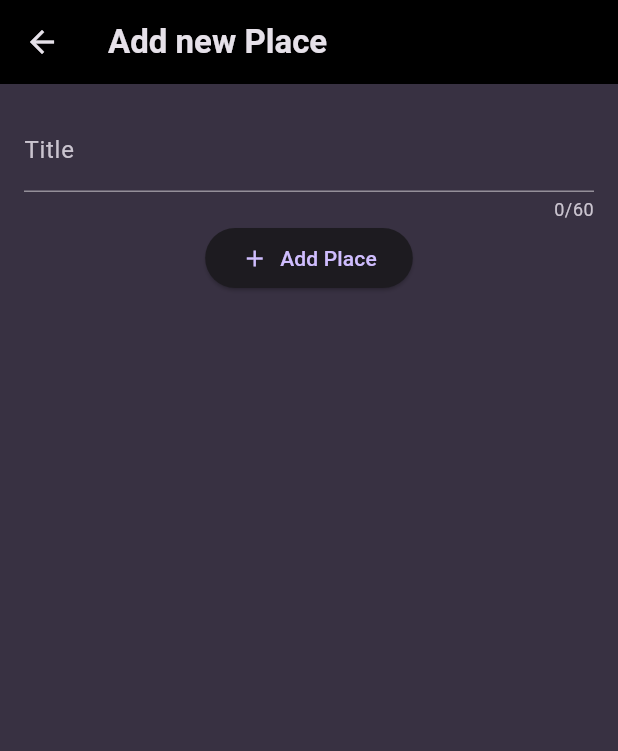
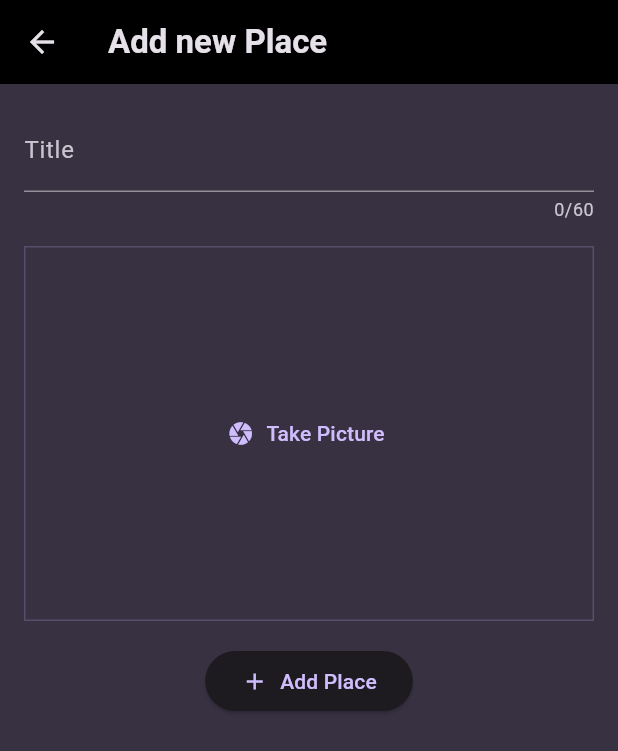
Before and after one commit to jan-neumann/favorite_places, a Flutter app: the screen it shows after launch, after a tap on the "add" icon, on a phone screen of 412 x 824 dp. Shown: the top 751 px of the screen. Run offline on Flutter 3.47's test engine with Material 3 defaults, Android fonts, the phone set to English and light mode, and no system bars; our stand-ins replace flutter_riverpod, google_fonts, image_picker.

Commit message:
add image picking functionality

```diff
--- a/lib/model/place.dart
+++ b/lib/model/place.dart
@@ -1,9 +1,11 @@
+import 'dart:io';
+
 import 'package:uuid/uuid.dart';
 
 class Place {
-  Place({required this.name}) : id = Uuid().v4();
+  Place({required this.image, required this.name}) : id = Uuid().v4();
 
   final String id;
   final String name;
-
+  final File image;
 }
--- /dev/null
+++ b/lib/model/widgets/image_input.dart
@@ -0,0 +1,68 @@
+import 'dart:io';
+import 'package:flutter/material.dart';
+import 'package:image_picker/image_picker.dart';
+
+class ImageInput extends StatefulWidget {
+  const ImageInput({super.key, required this.onPickImage});
+
+  final void Function(File image) onPickImage;
+
+  @override
+  State<ImageInput> createState() {
+    return _ImageInputState();
+  }
+}
+
+class _ImageInputState extends State<ImageInput> {
+  File? _selectedImage;
+
+  void _takePicture() async {
+    final imagePicker = ImagePicker();
+    final pickedImage = await imagePicker.pickImage(
+      source: ImageSource.camera,
+      maxWidth: 600,
+    );
+
+    if (pickedImage == null) return;
+
+    setState(() {
+      _selectedImage = File(pickedImage.path);
+    });
+    widget.onPickImage(_selectedImage!);
+  }
+
+  @override
+  Widget build(BuildContext context) {
+    Widget content = TextButton.icon(
+      icon: Icon(Icons.camera),
+      label: Text('Take Picture'),
+      onPressed: _takePicture,
+    );
+
+    if (_selectedImage != null) {
+      content = GestureDetector(
+        onTap: _takePicture,
+        child: Image.file(
+          _selectedImage!,
+          fit: BoxFit.cover,
+          width: double.infinity,
+          height: double.infinity,
+        ),
+      );
+    }
+    return Container(
+      decoration: BoxDecoration(
+        border: Border.all(
+          width: 1,
+          color: Theme.of(
+            context,
+          ).colorScheme.primary.withAlpha((0.2 * 255).toInt()),
+        ),
+      ),
+      height: 250,
+      width: double.infinity,
+      alignment: Alignment.center,
+      child: content,
+    );
+  }
+}
--- a/lib/model/widgets/place_list_item.dart
+++ b/lib/model/widgets/place_list_item.dart
@@ -10,6 +10,7 @@ class PlaceListItem extends StatelessWidget {
   @override
   Widget build(BuildContext context) {
     return ListTile(
+      leading: CircleAvatar(radius: 26, backgroundImage: FileImage(placeItem.image),),
       title: Text(
         placeItem.name,
         style: Theme.of(context).textTheme.titleMedium!.copyWith(
--- a/lib/screens/add_place_screen.dart
+++ b/lib/screens/add_place_screen.dart
@@ -1,4 +1,7 @@
+import 'dart:io';
+
 import 'package:favorite_places/model/place.dart';
+import 'package:favorite_places/model/widgets/image_input.dart';
 import 'package:favorite_places/providers/places_provider.dart';
 import 'package:flutter/material.dart';
 import 'package:flutter_riverpod/flutter_riverpod.dart';
@@ -15,12 +18,15 @@ class AddPlaceScreen extends ConsumerStatefulWidget {
 class _AddPlaceState extends ConsumerState<AddPlaceScreen> {
   final _formKey = GlobalKey<FormState>();
   var _enteredTitle = '';
+  File? _pickedImage;
 
   void _addPlace() {
-    if (!_formKey.currentState!.validate()) return;
+    if (!_formKey.currentState!.validate() || _pickedImage == null) return;
 
     _formKey.currentState?.save();
-    ref.read(placesProvider.notifier).add(Place(name: _enteredTitle));
+    ref
+        .read(placesProvider.notifier)
+        .add(Place(image: _pickedImage!, name: _enteredTitle));
 
     Navigator.of(context).pop();
   }
@@ -56,6 +62,9 @@ class _AddPlaceState extends ConsumerState<AddPlaceScreen> {
                     _enteredTitle = value ?? '';
                   },
                 ),
+                SizedBox(height: 16),
+                ImageInput(onPickImage: (image) => _pickedImage = image),
+                SizedBox(height: 16),
                 ElevatedButton(
                   onPressed: _addPlace,
                   child: Row(
--- a/lib/screens/places_screen.dart
+++ b/lib/screens/places_screen.dart
@@ -15,7 +15,6 @@ class PlacesScreen extends ConsumerStatefulWidget {
 }
 
 class _PlacesScreenState extends ConsumerState<PlacesScreen> {
-
   void _addPlace() {
     Navigator.of(
       context,
@@ -42,7 +41,9 @@ class _PlacesScreenState extends ConsumerState<PlacesScreen> {
                 style: Theme.of(context).textTheme.titleMedium,
               ),
             )
-          : ListView.builder(
+          : Padding(
+            padding: const EdgeInsets.all(8.0),
+            child: ListView.builder(
                 itemCount: places.length,
                 itemBuilder: (ctx, index) => Dismissible(
                   background: Container(
@@ -58,6 +59,7 @@ class _PlacesScreenState extends ConsumerState<PlacesScreen> {
                   },
                 ),
               ),
+          ),
     );
   }
 }
--- a/pubspec.yaml
+++ b/pubspec.yaml
@@ -37,6 +37,7 @@ dependencies:
   google_fonts: ^6.2.1
   flutter_riverpod: ^2.6.1
   uuid: ^4.5.1
+  image_picker: ^1.1.2
 
 dev_dependencies:
   flutter_test:
```
Also changed, not shown: 1 other file. Lines whose indentation alone changed are shown as unchanged.
